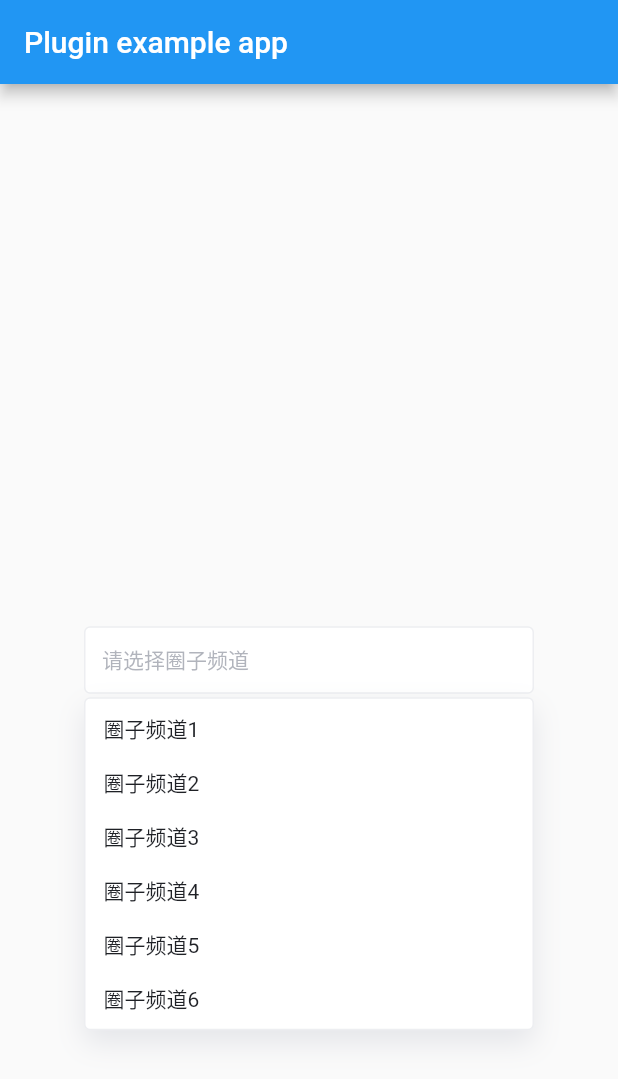
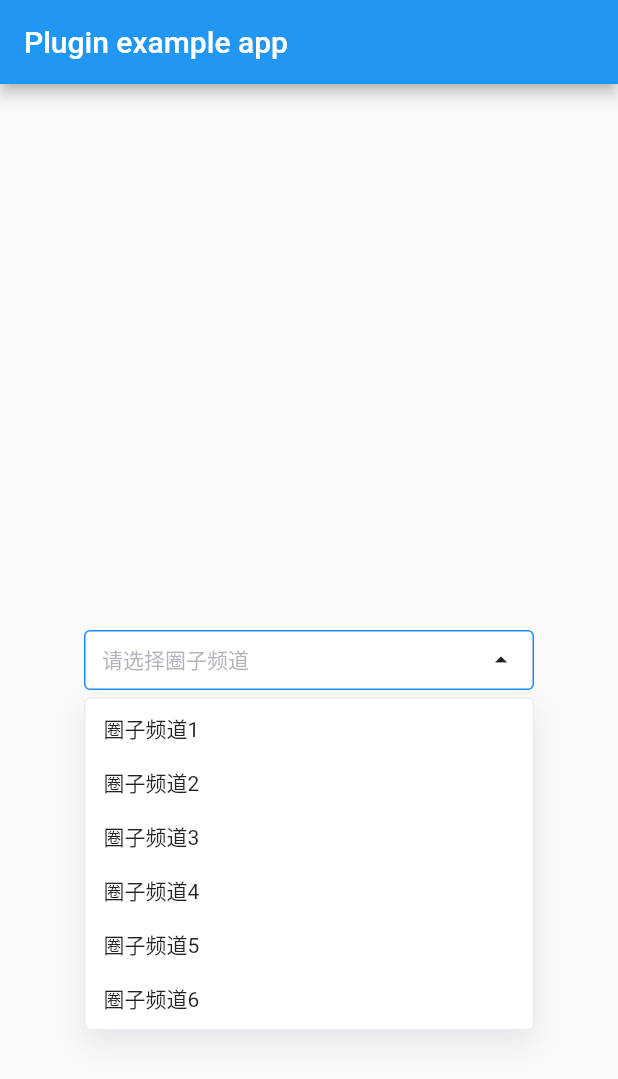
Before and after one commit to ispepe/fb_drop_down, a Flutter app: the screen it shows after launch, after a tap on "请选择圈子频道", on a phone screen of 412 x 824 dp. Shown: the top 1079 px of the screen. Run offline on Flutter 3.47's test engine with Material 2 defaults, Android fonts, the phone set to English and light mode, and no system bars.

Commit message:
feat: 添加上下箭头按钮

```diff
--- a/lib/fb_drop_down.dart
+++ b/lib/fb_drop_down.dart
@@ -34,8 +34,7 @@ class FBDropDown extends StatefulWidget {
   const FBDropDown({
     Key? key,
     required this.items,
-    // this.controller,
-    // this.onChanged,
+    this.value = '',
     this.onSelected,
     this.leadingIcon,
     this.trailingIcon,
@@ -46,16 +45,6 @@ class FBDropDown extends StatefulWidget {
     this.decoration,
     this.foregroundDecoration,
     this.highlightColor,
-    this.cursorColor,
-    this.cursorHeight,
-    this.cursorRadius,
-    this.cursorWidth = 1.5,
-    this.showCursor,
-    this.keyboardAppearance,
-    this.scrollPadding = const EdgeInsets.all(20.0),
-    this.selectionHeightStyle = ui.BoxHeightStyle.tight,
-    this.selectionWidthStyle = ui.BoxWidthStyle.tight,
-    this.value = '',
   }) : super(key: key);
 
   /// The list of items to display to the user to pick
@@ -118,44 +107,6 @@ class FBDropDown extends StatefulWidget {
   /// If [foregroundDecoration] is provided, this must not be provided.
   final Color? highlightColor;
 
-  /// {@macro flutter.widgets.editableText.cursorWidth}
-  final double cursorWidth;
-
-  /// {@macro flutter.widgets.editableText.cursorHeight}
-  final double? cursorHeight;
-
-  /// {@macro flutter.widgets.editableText.cursorRadius}
-  final Radius? cursorRadius;
-
-  /// The color of the cursor.
-  ///
-  /// The cursor indicates the current location of text insertion point in
-  /// the field.
-  final Color? cursorColor;
-
-  /// {@macro flutter.widgets.editableText.showCursor}
-  final bool? showCursor;
-
-  /// Controls how tall the selection highlight boxes are computed to be.
-  ///
-  /// See [ui.BoxHeightStyle] for details on available styles.
-  final ui.BoxHeightStyle selectionHeightStyle;
-
-  /// Controls how wide the selection highlight boxes are computed to be.
-  ///
-  /// See [ui.BoxWidthStyle] for details on available styles.
-  final ui.BoxWidthStyle selectionWidthStyle;
-
-  /// The appearance of the keyboard.
-  ///
-  /// This setting is only honored on iOS devices.
-  ///
-  /// If unset, defaults to the brightness of [ThemeData.primaryColorBrightness].
-  final Brightness? keyboardAppearance;
-
-  /// {@macro flutter.widgets.editableText.scrollPadding}
-  final EdgeInsets scrollPadding;
-
   @override
   _FBDropDownState createState() => _FBDropDownState();
 
@@ -189,8 +140,6 @@ class _FBDropDownState<T> extends State<FBDropDown> {
   final LayerLink _layerLink = LayerLink();
   final GlobalKey _textBoxKey = GlobalKey();
 
-  // late TextEditingController controller;
-
   final FocusScopeNode overlayNode = FocusScopeNode();
 
   ValueNotifier<String> get selectedItem => _selectedItem;
@@ -199,22 +148,14 @@ class _FBDropDownState<T> extends State<FBDropDown> {
   @override
   void initState() {
     super.initState();
-    // controller = widget.controller ?? TextEditingController();
-    // controller.addListener(() {
-    //   if (!mounted) return;
-    //   if (controller.text.length < 2) setState(() {});
-    // });
     _selectedItem.value = widget.value;
-
     focusNode.addListener(_handleFocusChanged);
   }
 
   @override
   void dispose() {
     focusNode.removeListener(_handleFocusChanged);
-    // if (widget.controller == null) {
-    //   controller.dispose();
-    // }
+
     super.dispose();
   }
 
@@ -299,19 +240,13 @@ class _FBDropDownState<T> extends State<FBDropDown> {
             return TextButton(
               key: _textBoxKey,
               style: ButtonStyle(
-                foregroundColor: null,
+                overlayColor:
+                    MaterialStateProperty.all<Color>(Colors.transparent),
                 alignment: Alignment.centerLeft,
                 minimumSize:
                     MaterialStateProperty.all<Size>(const Size(120, 40)),
-                padding: MaterialStateProperty.resolveWith<EdgeInsetsGeometry>(
-                    (states) {
-                  // if (states.contains(MaterialState.hovered) ||
-                  //     states.contains(MaterialState.pressed)) {
-                  //   return const EdgeInsets.all(9);
-                  // }
-
-                  return const EdgeInsets.all(12);
-                }),
+                padding: MaterialStateProperty.all<EdgeInsetsGeometry>(
+                    const EdgeInsets.symmetric(horizontal: 12)),
                 shape: MaterialStateProperty.all<OutlinedBorder>(
                   const RoundedRectangleBorder(
                     borderRadius: BorderRadius.all(Radius.circular(4.0)),
@@ -319,7 +254,8 @@ class _FBDropDownState<T> extends State<FBDropDown> {
                 ),
                 backgroundColor: MaterialStateProperty.all<Color>(Colors.white),
                 side: MaterialStateProperty.resolveWith<BorderSide>((states) {
-                  if (states.contains(MaterialState.hovered) ||
+                  if (_entry != null ||
+                      states.contains(MaterialState.hovered) ||
                       states.contains(MaterialState.pressed)) {
                     return const BorderSide(
                       color: Color(0xFF198CFE),
@@ -331,35 +267,46 @@ class _FBDropDownState<T> extends State<FBDropDown> {
                     width: 1,
                   );
                 }),
-                textStyle:
-                    MaterialStateProperty.resolveWith<TextStyle>((states) {
-                  if (states.contains(MaterialState.disabled) || item.isEmpty) {
-                    return TextStyle(
-                        color: const Color(0xFF5C6273).withOpacity(0.48),
-                        fontSize: 14);
-                  }
-
-                  return const TextStyle(
-                      color: Color(0xFF1F2126), fontSize: 14);
-                }),
               ),
               focusNode: focusNode,
               onPressed: () {
                 // widget.onChanged?.call('', TextChangedReason.userInput);
-                _showOverlay();
+                if (_entry != null) {
+                  _dismissOverlay();
+                } else {
+                  _showOverlay();
+                }
               },
-              child: item.isEmpty
-                  ? Text(
+              child: Row(
+                children: [
+                  if (item.isEmpty)
+                    Text(
                       '请选择圈子频道',
                       style: TextStyle(
                           color: const Color(0xFF5C6273).withOpacity(0.48),
                           fontSize: 14),
                     )
-                  : Text(
+                  else
+                    Text(
                       item,
                       style: const TextStyle(
                           color: Color(0xFF1F2126), fontSize: 14),
                     ),
+                  const Expanded(child: SizedBox()),
+                  if (_entry != null)
+                    const Icon(
+                      Icons.arrow_drop_up,
+                      color: Color(0xFF1F2126),
+                      size: 20,
+                    )
+                  else
+                    Icon(
+                      Icons.arrow_drop_down,
+                      color: const Color(0xFF5C6273).withOpacity(0.48),
+                      size: 20,
+                    )
+                ],
+              ),
             );
           },
         ),
@@ -397,8 +344,6 @@ class _AutoSuggestBoxOverlay extends StatelessWidget {
 
   @override
   Widget build(BuildContext context) {
-    // final theme = Theme.of(context);
-    // final localizations = FluentLocalizations.of(context);
     return FocusScope(
       node: node,
       child: Container(
```
